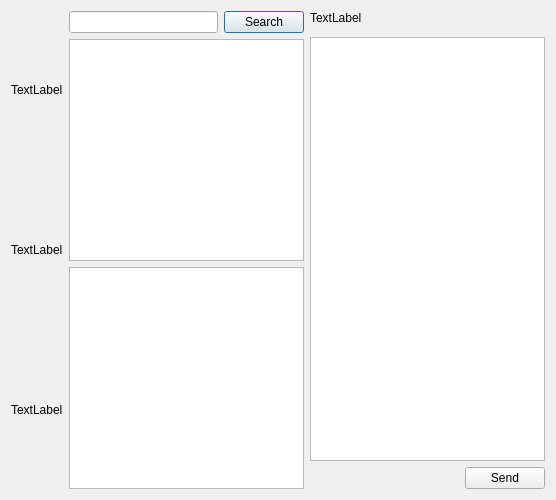
Old version of the form ChatClient/ui/chatdialog.ui in the repository MvpBruce/MyChat.
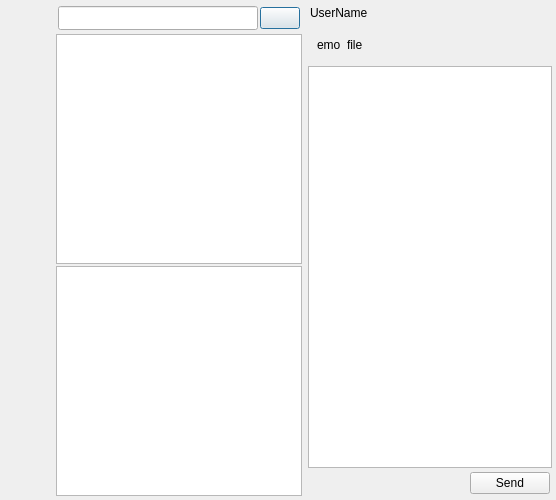
New version of the form. Custom widgets are drawn as their Qt base class.

Commit message: add chat user list

Patch:
```diff
--- a/ChatClient/ui/chatdialog.ui
+++ b/ChatClient/ui/chatdialog.ui
@@ -14,49 +14,182 @@
    <string>Dialog</string>
   </property>
   <layout class="QHBoxLayout" name="horizontalLayout">
+   <property name="spacing">
+    <number>2</number>
+   </property>
+   <property name="leftMargin">
+    <number>2</number>
+   </property>
+   <property name="topMargin">
+    <number>2</number>
+   </property>
+   <property name="rightMargin">
+    <number>2</number>
+   </property>
+   <property name="bottomMargin">
+    <number>2</number>
+   </property>
    <item>
-    <layout class="QVBoxLayout" name="left_bar">
+    <widget class="QWidget" name="left_bar" native="true">
+     <property name="minimumSize">
+      <size>
+       <width>50</width>
+       <height>0</height>
+      </size>
+     </property>
+     <property name="maximumSize">
+      <size>
+       <width>50</width>
+       <height>16777215</height>
+      </size>
+     </property>
+     <layout class="QVBoxLayout" name="verticalLayout">
      <property name="spacing">
+       <number>2</number>
+      </property>
+      <property name="leftMargin">
+       <number>2</number>
+      </property>
+      <property name="topMargin">
+       <number>2</number>
+      </property>
+      <property name="rightMargin">
+       <number>2</number>
+      </property>
+      <property name="bottomMargin">
+       <number>2</number>
+      </property>
+      <item>
+       <widget class="QWidget" name="widget_2" native="true">
+        <layout class="QVBoxLayout" name="verticalLayout_2">
+         <property name="spacing">
+          <number>2</number>
+         </property>
+         <property name="leftMargin">
+          <number>2</number>
+         </property>
+         <property name="topMargin">
+          <number>2</number>
+         </property>
+         <property name="rightMargin">
+          <number>2</number>
+         </property>
+         <property name="bottomMargin">
       <number>2</number>
      </property>
      <item>
       <widget class="QLabel" name="head_lable">
        <property name="text">
-        <string>TextLabel</string>
+            <string/>
        </property>
       </widget>
      </item>
      <item>
       <widget class="QLabel" name="chat_lable">
        <property name="text">
-        <string>TextLabel</string>
+            <string/>
        </property>
       </widget>
      </item>
      <item>
       <widget class="QLabel" name="contacts_lable">
        <property name="text">
-        <string>TextLabel</string>
+            <string/>
        </property>
       </widget>
      </item>
     </layout>
+       </widget>
    </item>
    <item>
-    <layout class="QVBoxLayout" name="user_area">
+       <spacer name="verticalSpacer">
+        <property name="orientation">
+         <enum>Qt::Orientation::Vertical</enum>
+        </property>
+        <property name="sizeHint" stdset="0">
+         <size>
+          <width>20</width>
+          <height>40</height>
+         </size>
+        </property>
+       </spacer>
+      </item>
+     </layout>
+    </widget>
+   </item>
      <item>
-      <layout class="QHBoxLayout" name="user_search">
+    <widget class="QWidget" name="user_chat_wid" native="true">
+     <property name="minimumSize">
+      <size>
+       <width>250</width>
+       <height>0</height>
+      </size>
+     </property>
+     <property name="maximumSize">
+      <size>
+       <width>250</width>
+       <height>16777215</height>
+      </size>
+     </property>
+     <layout class="QVBoxLayout" name="verticalLayout_3">
+      <property name="spacing">
+       <number>2</number>
+      </property>
+      <property name="leftMargin">
+       <number>2</number>
+      </property>
+      <property name="topMargin">
+       <number>2</number>
+      </property>
+      <property name="rightMargin">
+       <number>2</number>
+      </property>
+      <property name="bottomMargin">
+       <number>2</number>
+      </property>
        <item>
-        <widget class="SearchLineEdit" name="search_edit"/>
+       <widget class="QWidget" name="search_wid" native="true">
+        <layout class="QHBoxLayout" name="horizontalLayout_2">
+         <property name="spacing">
+          <number>2</number>
+         </property>
+         <property name="leftMargin">
+          <number>2</number>
+         </property>
+         <property name="topMargin">
+          <number>2</number>
+         </property>
+         <property name="rightMargin">
+          <number>2</number>
+         </property>
+         <property name="bottomMargin">
+          <number>2</number>
+         </property>
+         <item>
+          <widget class="SearchLineEdit" name="search_edit">
+           <property name="minimumSize">
+            <size>
+             <width>0</width>
+             <height>24</height>
+            </size>
+           </property>
+           <property name="maximumSize">
+            <size>
+             <width>16777215</width>
+             <height>24</height>
+            </size>
+           </property>
+          </widget>
        </item>
        <item>
-        <widget class="QPushButton" name="search_btn">
+          <widget class="StateBtn" name="add_btn">
          <property name="text">
-          <string>Search</string>
+            <string/>
          </property>
         </widget>
        </item>
       </layout>
+       </widget>
      </item>
      <item>
       <widget class="UserChatList" name="user_chat_list"/>
@@ -65,28 +198,118 @@
       <widget class="QListWidget" name="search_chat_list"/>
      </item>
     </layout>
+    </widget>
    </item>
    <item>
-    <layout class="QVBoxLayout" name="chat_wind">
+    <widget class="QWidget" name="chat_wid" native="true">
+     <layout class="QVBoxLayout" name="verticalLayout_4">
+      <property name="spacing">
+       <number>2</number>
+      </property>
+      <property name="leftMargin">
+       <number>2</number>
+      </property>
+      <property name="topMargin">
+       <number>2</number>
+      </property>
+      <property name="rightMargin">
+       <number>2</number>
+      </property>
+      <property name="bottomMargin">
+       <number>2</number>
+      </property>
      <item>
-      <layout class="QHBoxLayout" name="title_bar">
+       <widget class="QWidget" name="title_wid" native="true">
+        <layout class="QHBoxLayout" name="horizontalLayout_3">
+         <property name="spacing">
+          <number>2</number>
+         </property>
+         <property name="leftMargin">
+          <number>2</number>
+         </property>
+         <property name="topMargin">
+          <number>2</number>
+         </property>
+         <property name="rightMargin">
+          <number>2</number>
+         </property>
+         <property name="bottomMargin">
+          <number>2</number>
+         </property>
        <item>
-        <widget class="QLabel" name="chat_title_lable">
+          <widget class="QLabel" name="chat_title_lb">
          <property name="text">
-          <string>TextLabel</string>
+            <string>UserName</string>
          </property>
         </widget>
        </item>
       </layout>
+       </widget>
      </item>
      <item>
-      <widget class="QWidget" name="chat_history_list" native="true"/>
+       <widget class="QWidget" name="chat_history_list" native="true">
+        <property name="minimumSize">
+         <size>
+          <width>0</width>
+          <height>0</height>
+         </size>
+        </property>
+       </widget>
+      </item>
+      <item>
+       <widget class="QWidget" name="tool_wid" native="true">
+        <layout class="QHBoxLayout" name="horizontalLayout_5">
+         <item>
+          <widget class="QLabel" name="emo_lb">
+           <property name="text">
+            <string>emo</string>
+           </property>
+          </widget>
+         </item>
+         <item>
+          <widget class="QLabel" name="file_lb">
+           <property name="text">
+            <string>file</string>
+           </property>
+          </widget>
+         </item>
+         <item>
+          <spacer name="horizontalSpacer_3">
+           <property name="orientation">
+            <enum>Qt::Orientation::Horizontal</enum>
+           </property>
+           <property name="sizeHint" stdset="0">
+            <size>
+             <width>40</width>
+             <height>20</height>
+            </size>
+           </property>
+          </spacer>
+         </item>
+        </layout>
+       </widget>
      </item>
      <item>
       <widget class="QTextEdit" name="chat_text_edit"/>
      </item>
      <item>
-      <layout class="QHBoxLayout" name="send_area">
+       <widget class="QWidget" name="send_wid" native="true">
+        <layout class="QHBoxLayout" name="horizontalLayout_4">
+         <property name="spacing">
+          <number>2</number>
+         </property>
+         <property name="leftMargin">
+          <number>2</number>
+         </property>
+         <property name="topMargin">
+          <number>2</number>
+         </property>
+         <property name="rightMargin">
+          <number>2</number>
+         </property>
+         <property name="bottomMargin">
+          <number>2</number>
+         </property>
        <item>
         <spacer name="horizontalSpacer">
          <property name="orientation">
@@ -108,8 +331,10 @@
         </widget>
        </item>
       </layout>
-     </item>
-    </layout>
+       </widget>
+      </item>
+     </layout>
+    </widget>
    </item>
   </layout>
  </widget>
@@ -122,7 +347,12 @@
   <customwidget>
    <class>UserChatList</class>
    <extends>QListWidget</extends>
-   <header>userchatlist.h</header>
+   <header>widgets/userchatlist.h</header>
+  </customwidget>
+  <customwidget>
+   <class>StateBtn</class>
+   <extends>QPushButton</extends>
+   <header>buttons/statebtn.h</header>
   </customwidget>
  </customwidgets>
  <resources/>
```
Left out of the diff: 2 changed lines with no effect on the pictures. Lines whose indentation alone changed are shown as unchanged. The commit also changes 22 other files.
